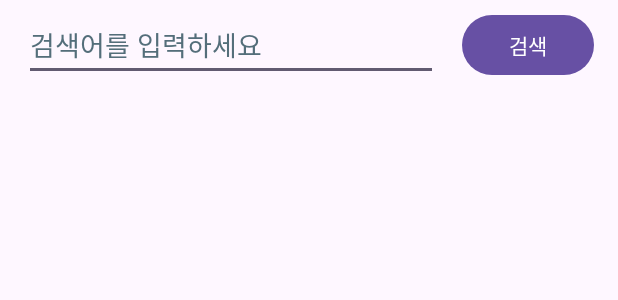
After one commit to jericho31/ANS_public01, an Android app: the layout fragment_image_search.xml on its own in the app's theme, with its tools: preview values and no code run, on a phone screen of 412 x 824 dp. The commit adds this screen. Shown: the top 300 px of the screen. Run offline under Robolectric (Android 15) with nearby library versions, the phone set to English and light mode, and no system bars.

Commit message:
KakaoAPI_search 기본 틀

```diff
--- /dev/null
+++ b/KakaoAPI_search/app/src/main/res/layout/fragment_image_search.xml
@@ -0,0 +1,50 @@
+<?xml version="1.0" encoding="utf-8"?>
+<androidx.constraintlayout.widget.ConstraintLayout xmlns:android="http://schemas.android.com/apk/res/android"
+    xmlns:app="http://schemas.android.com/apk/res-auto"
+    xmlns:tools="http://schemas.android.com/tools"
+    android:layout_width="match_parent"
+    android:layout_height="match_parent"
+    tools:context=".ImageSearchFragment" >
+
+    <androidx.constraintlayout.widget.ConstraintLayout
+        android:id="@+id/cl_search_top"
+        android:layout_width="match_parent"
+        android:layout_height="60dp"
+        app:layout_constraintTop_toTopOf="parent">
+
+        <EditText
+            android:id="@+id/et_search_input"
+            android:layout_width="0dp"
+            android:layout_height="48dp"
+            android:layout_marginHorizontal="16dp"
+            android:ems="10"
+            android:hint="검색어를 입력하세요"
+            android:importantForAutofill="no"
+            android:inputType="text"
+            android:textColorHint="#546E7A"
+            app:layout_constraintBottom_toBottomOf="parent"
+            app:layout_constraintEnd_toStartOf="@+id/btn_search_search"
+            app:layout_constraintHorizontal_bias="0.5"
+            app:layout_constraintStart_toStartOf="parent"
+            app:layout_constraintTop_toTopOf="parent" />
+
+        <Button
+            android:id="@+id/btn_search_search"
+            android:layout_width="wrap_content"
+            android:layout_height="wrap_content"
+            android:layout_marginEnd="16dp"
+            android:text="검색"
+            app:layout_constraintBottom_toBottomOf="parent"
+            app:layout_constraintEnd_toEndOf="parent"
+            app:layout_constraintHorizontal_bias="0.5"
+            app:layout_constraintStart_toEndOf="@+id/et_search_input"
+            app:layout_constraintTop_toTopOf="parent" />
+    </androidx.constraintlayout.widget.ConstraintLayout>
+
+    <androidx.recyclerview.widget.RecyclerView
+        android:id="@+id/rv_search"
+        android:layout_width="match_parent"
+        android:layout_height="0dp"
+        app:layout_constraintBottom_toBottomOf="parent"
+        app:layout_constraintTop_toBottomOf="@+id/cl_search_top" />
+</androidx.constraintlayout.widget.ConstraintLayout>
--- a/KakaoAPI_search/app/src/main/res/values/strings.xml
+++ b/KakaoAPI_search/app/src/main/res/values/strings.xml
@@ -1,3 +1,5 @@
 <resources>
     <string name="app_name">KakaoAPI_search</string>
+    <!-- TODO: Remove or change this placeholder text -->
+    <string name="hello_blank_fragment">Hello blank fragment</string>
 </resources>
```
Also changed, not shown: KakaoAPI_search/app/src/main/java/com/example/kakaoapi_search/ImageSearchFragment.kt (added, +99 -0 lines), KakaoAPI_search/app/src/main/java/com/example/kakaoapi_search/MainActivity.kt (+27 -1 lines), KakaoAPI_search/app/src/main/java/com/example/kakaoapi_search/MyboxFragment.kt (added, +64 -0 lines), KakaoAPI_search/app/src/main/res/layout/activity_main.xml (+40 -8 lines), KakaoAPI_search/app/src/main/res/layout/fragment_mybox.xml (added, +23 -0 lines).
